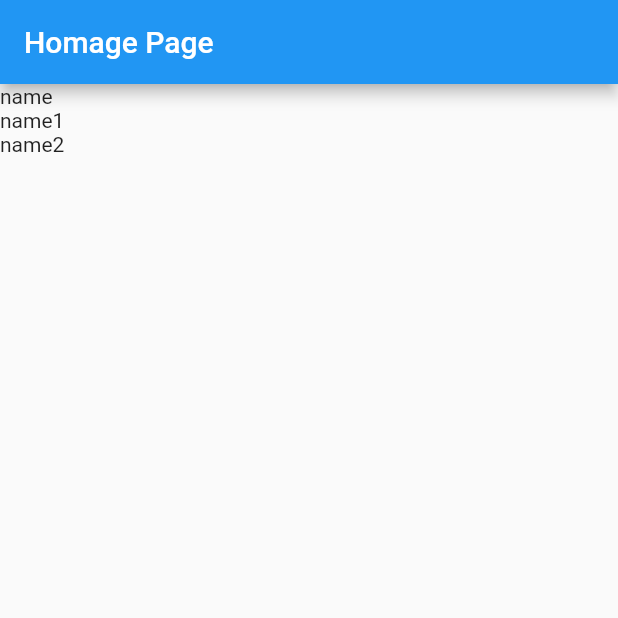
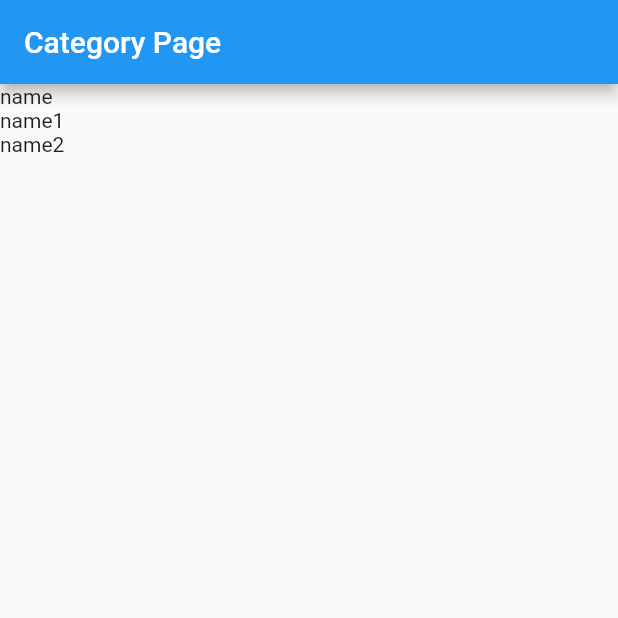
Before and after one commit to management-partners/flutterAppBLOC, a Flutter app: the screen it shows after launch, on a phone screen of 412 x 824 dp, the top half of it. Run offline on Flutter 3.47's test engine with Material 2 defaults, Android fonts, the phone set to English and light mode, and no system bars.

Commit message:
add category bloc

```diff
--- /dev/null
+++ b/lib/blocs/categories_bloc.dart
@@ -0,0 +1,30 @@
+import 'dart:async';
+
+import 'package:flutterApp/api/db_api.dart';
+import 'package:flutterApp/models/category.dart';
+import 'package:flutterApp/widgets/bloc_provider.dart';
+
+class CatgoriesBloc implements BlocBase {
+
+  List<Category> lstCategories;
+  StreamController<List<Category>> _cateCrlt = StreamController<List<Category>>();
+
+  Sink<List<Category>> get _inCate => _cateCrlt.sink;
+  Stream<List<Category>> get outCate => _cateCrlt.stream;
+
+  CatgoriesBloc(){
+    getCategories();
+  }
+
+  void getCategories(){
+    DbApi db = DbApi();
+    lstCategories = db.getCatrgory();
+    _inCate.add(lstCategories);
+  }
+
+  @override
+  void dispose() {
+    _cateCrlt.close();
+  }
+
+}
--- a/lib/main.dart
+++ b/lib/main.dart
@@ -1,5 +1,7 @@
 import 'package:flutter/material.dart';
+import 'package:flutterApp/blocs/categories_bloc.dart';
 import 'package:flutterApp/pages/home_page.dart';
+import 'package:flutterApp/widgets/bloc_provider.dart';
 
 void main() {
   runApp(MyApp());
@@ -15,7 +17,9 @@ class MyApp extends StatelessWidget {
         primarySwatch: Colors.blue,
         visualDensity: VisualDensity.adaptivePlatformDensity,
       ),
-      home:HomePage(),
+      home: BlocProvider(
+        child: HomePage(),
+        bloc: CatgoriesBloc()),
     );
   }
 }
--- a/lib/pages/home_page.dart
+++ b/lib/pages/home_page.dart
@@ -1,18 +1,30 @@
 import 'package:flutter/material.dart';
-import 'package:flutterApp/api/db_api.dart';
+import 'package:flutterApp/blocs/categories_bloc.dart';
+import 'package:flutterApp/models/category.dart';
+import 'package:flutterApp/widgets/bloc_provider.dart';
 
 class HomePage extends StatelessWidget {
-  DbApi db = new DbApi();
+
   @override
   Widget build(BuildContext context) {
+    final CatgoriesBloc _cateBloc = BlocProvider.of<CatgoriesBloc>(context);
     return Scaffold(
       appBar: AppBar(
-        title: Text('Homage Page'),
+        title: Text('Category Page'),
       ),
-      body: ListView.builder(
-        itemCount: db.getCatrgory().length,
-        itemBuilder: (BuildContext context, int index){
-          return Text(db.getCatrgory()[index].name);
+      body: StreamBuilder(
+        stream: _cateBloc.outCate,
+        builder: (BuildContext context, AsyncSnapshot<List<Category>> cate){
+          if(cate.hasData){
+            return ListView.builder(
+              itemCount: cate.data.length,
+              itemBuilder: (BuildContext context, int index){
+                return Text(
+                  cate.data[index].name
+                );
+              },
+            );
+          }
         },
       )
     );
```
Also changed, not shown: lib/widgets/bloc_provider.dart (added, +41 -0 lines).
